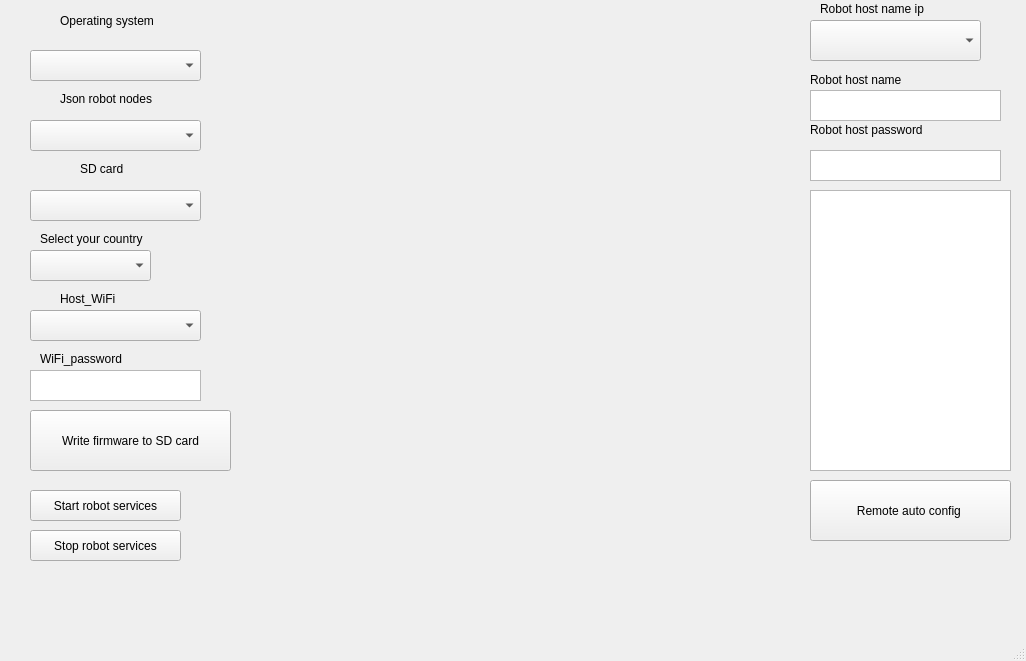
The window that Roboticfirmwaregenerator.ui (KornbotDevUltimatorKraton/RoboticsFirmwaregenerator) describes before a commit, drawn with Qt 5.
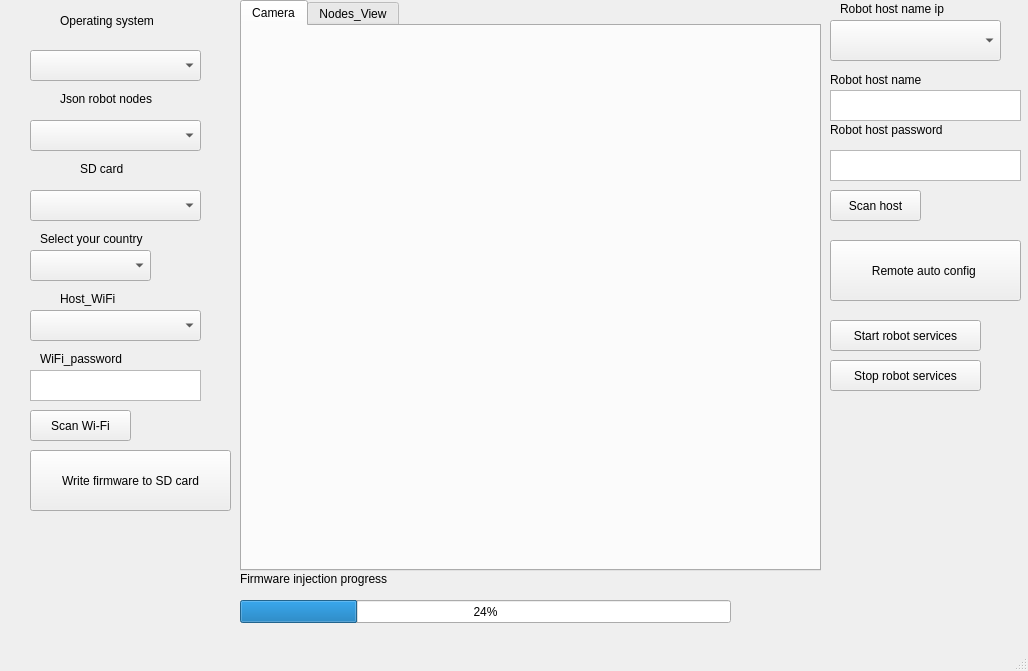
The same window after the commit.

The edit to the form file:
```diff
--- a/Roboticfirmwaregenerator.ui
+++ b/Roboticfirmwaregenerator.ui
@@ -6,19 +6,22 @@
    <rect>
     <x>0</x>
     <y>0</y>
-    <width>1026</width>
-    <height>661</height>
+    <width>1028</width>
+    <height>671</height>
    </rect>
   </property>
   <property name="windowTitle">
    <string>MainWindow</string>
   </property>
+  <property name="documentMode">
+   <bool>true</bool>
+  </property>
   <widget class="QWidget" name="centralwidget">
    <widget class="QPushButton" name="pushButton">
     <property name="geometry">
      <rect>
       <x>30</x>
-      <y>410</y>
+      <y>450</y>
       <width>201</width>
       <height>61</height>
      </rect>
@@ -96,19 +99,6 @@
      <string>SD card</string>
     </property>
    </widget>
-   <widget class="QLabel" name="label_5">
-    <property name="geometry">
-     <rect>
-      <x>240</x>
-      <y>0</y>
-      <width>561</width>
-      <height>591</height>
-     </rect>
-    </property>
-    <property name="text">
-     <string/>
-    </property>
-   </widget>
    <widget class="QComboBox" name="comboBox_5">
     <property name="geometry">
      <rect>
@@ -135,7 +125,7 @@
    <widget class="QLabel" name="label_8">
     <property name="geometry">
      <rect>
-      <x>820</x>
+      <x>840</x>
       <y>0</y>
       <width>161</width>
       <height>17</height>
@@ -148,7 +138,7 @@
    <widget class="QLabel" name="label_9">
     <property name="geometry">
      <rect>
-      <x>810</x>
+      <x>830</x>
       <y>120</y>
       <width>151</width>
       <height>20</height>
@@ -161,7 +151,7 @@
    <widget class="QTextEdit" name="textEdit_3">
     <property name="geometry">
      <rect>
-      <x>810</x>
+      <x>830</x>
       <y>150</y>
       <width>191</width>
       <height>31</height>
@@ -207,7 +197,7 @@
    <widget class="QComboBox" name="comboBox_4">
     <property name="geometry">
      <rect>
-      <x>810</x>
+      <x>830</x>
       <y>20</y>
       <width>171</width>
       <height>41</height>
@@ -227,9 +217,9 @@
    <widget class="QPushButton" name="pushButton_2">
     <property name="geometry">
      <rect>
-      <x>810</x>
-      <y>480</y>
-      <width>201</width>
+      <x>830</x>
+      <y>240</y>
+      <width>191</width>
       <height>61</height>
      </rect>
     </property>
@@ -237,21 +227,11 @@
      <string>Remote auto config </string>
     </property>
    </widget>
-   <widget class="QTextEdit" name="textEdit">
-    <property name="geometry">
-     <rect>
-      <x>810</x>
-      <y>190</y>
-      <width>201</width>
-      <height>281</height>
-     </rect>
-    </property>
-   </widget>
    <widget class="QPushButton" name="pushButton_3">
     <property name="geometry">
      <rect>
-      <x>30</x>
-      <y>490</y>
+      <x>830</x>
+      <y>320</y>
       <width>151</width>
       <height>31</height>
      </rect>
@@ -263,8 +243,8 @@
    <widget class="QPushButton" name="pushButton_4">
     <property name="geometry">
      <rect>
-      <x>30</x>
-      <y>530</y>
+      <x>830</x>
+      <y>360</y>
       <width>151</width>
       <height>31</height>
      </rect>
@@ -276,7 +256,7 @@
    <widget class="QLabel" name="label_12">
     <property name="geometry">
      <rect>
-      <x>810</x>
+      <x>830</x>
       <y>70</y>
       <width>121</width>
       <height>20</height>
@@ -289,13 +269,116 @@
    <widget class="QTextEdit" name="textEdit_5">
     <property name="geometry">
      <rect>
-      <x>810</x>
+      <x>830</x>
       <y>90</y>
       <width>191</width>
       <height>31</height>
      </rect>
     </property>
    </widget>
+   <widget class="QProgressBar" name="progressBar">
+    <property name="geometry">
+     <rect>
+      <x>240</x>
+      <y>600</y>
+      <width>491</width>
+      <height>23</height>
+     </rect>
+    </property>
+    <property name="value">
+     <number>24</number>
+    </property>
+   </widget>
+   <widget class="QPushButton" name="pushButton_5">
+    <property name="geometry">
+     <rect>
+      <x>830</x>
+      <y>190</y>
+      <width>91</width>
+      <height>31</height>
+     </rect>
+    </property>
+    <property name="text">
+     <string>Scan host</string>
+    </property>
+   </widget>
+   <widget class="QPushButton" name="pushButton_6">
+    <property name="geometry">
+     <rect>
+      <x>30</x>
+      <y>410</y>
+      <width>101</width>
+      <height>31</height>
+     </rect>
+    </property>
+    <property name="text">
+     <string>Scan Wi-Fi</string>
+    </property>
+   </widget>
+   <widget class="QLabel" name="label_4">
+    <property name="geometry">
+     <rect>
+      <x>240</x>
+      <y>570</y>
+      <width>191</width>
+      <height>17</height>
+     </rect>
+    </property>
+    <property name="text">
+     <string>Firmware injection progress</string>
+    </property>
+   </widget>
+   <widget class="QTabWidget" name="tabWidget">
+    <property name="geometry">
+     <rect>
+      <x>240</x>
+      <y>0</y>
+      <width>581</width>
+      <height>571</height>
+     </rect>
+    </property>
+    <property name="currentIndex">
+     <number>0</number>
+    </property>
+    <property name="usesScrollButtons">
+     <bool>true</bool>
+    </property>
+    <property name="documentMode">
+     <bool>false</bool>
+    </property>
+    <property name="tabsClosable">
+     <bool>false</bool>
+    </property>
+    <property name="movable">
+     <bool>true</bool>
+    </property>
+    <property name="tabBarAutoHide">
+     <bool>true</bool>
+    </property>
+    <widget class="QWidget" name="Camera">
+     <attribute name="title">
+      <string>Camera</string>
+     </attribute>
+     <widget class="QLabel" name="label_5">
+      <property name="geometry">
+       <rect>
+        <x>0</x>
+        <y>0</y>
+        <width>561</width>
+        <height>531</height>
+       </rect>
+      </property>
+      <property name="text">
+       <string/>
+      </property>
+     </widget>
+    </widget>
+    <widget class="QWidget" name="nodes">
+     <attribute name="title">
+      <string>Nodes_View</string>
+     </attribute>
+    </widget>
+   </widget>
   </widget>
   <widget class="QMenuBar" name="menubar">
    <property name="geometry">
```
Left out of the diff: 2 changed lines with no effect on the pictures.
